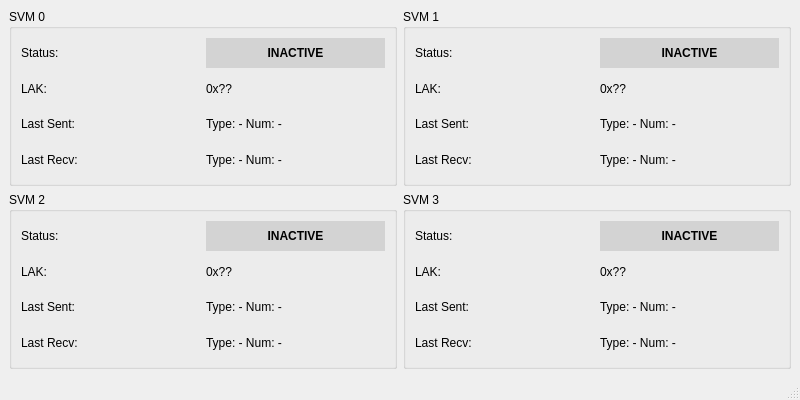
Old version of the form gui/mainwindow.ui in the repository dtorkin/practice.
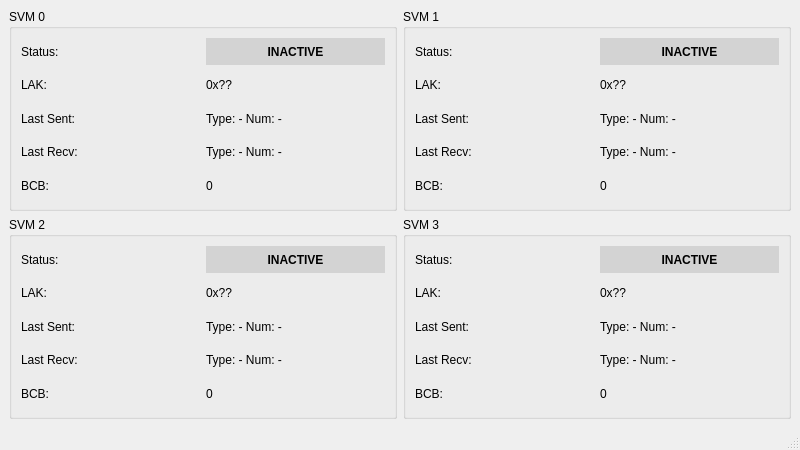
New version of the form.

```diff
--- a/gui/mainwindow.ui
+++ b/gui/mainwindow.ui
@@ -7,7 +7,7 @@
     <x>0</x>
     <y>0</y>
     <width>800</width>
-    <height>400</height>
+    <height>450</height> <!-- Немного увеличил высоту для BCB -->
    </rect>
   </property>
   <property name="windowTitle">
@@ -89,6 +89,21 @@
          </property>
         </widget>
        </item>
+       <!-- Строка для BCB -->
+       <item row="4" column="0">
+        <widget class="QLabel" name="labelBCB_0">
+         <property name="text">
+          <string>BCB:</string>
+         </property>
+        </widget>
+       </item>
+       <item row="4" column="1">
+        <widget class="QLabel" name="valueBCB_0">
+         <property name="text">
+          <string>0</string>
+         </property>
+        </widget>
+       </item>
       </layout>
      </widget>
     </item>
@@ -166,6 +181,21 @@
          </property>
         </widget>
        </item>
+       <!-- Строка для BCB -->
+       <item row="4" column="0">
+        <widget class="QLabel" name="labelBCB_1">
+         <property name="text">
+          <string>BCB:</string>
+         </property>
+        </widget>
+       </item>
+       <item row="4" column="1">
+        <widget class="QLabel" name="valueBCB_1">
+         <property name="text">
+          <string>0</string>
+         </property>
+        </widget>
+       </item>
       </layout>
      </widget>
     </item>
@@ -243,6 +273,21 @@
          </property>
         </widget>
        </item>
+       <!-- Строка для BCB -->
+       <item row="4" column="0">
+        <widget class="QLabel" name="labelBCB_2">
+         <property name="text">
+          <string>BCB:</string>
+         </property>
+        </widget>
+       </item>
+       <item row="4" column="1">
+        <widget class="QLabel" name="valueBCB_2">
+         <property name="text">
+          <string>0</string>
+         </property>
+        </widget>
+       </item>
       </layout>
      </widget>
     </item>
@@ -320,6 +365,21 @@
          </property>
         </widget>
        </item>
+       <!-- Строка для BCB -->
+       <item row="4" column="0">
+        <widget class="QLabel" name="labelBCB_3">
+         <property name="text">
+          <string>BCB:</string>
+         </property>
+        </widget>
+       </item>
+       <item row="4" column="1">
+        <widget class="QLabel" name="valueBCB_3">
+         <property name="text">
+          <string>0</string>
+         </property>
+        </widget>
+       </item>
       </layout>
      </widget>
     </item>
```
